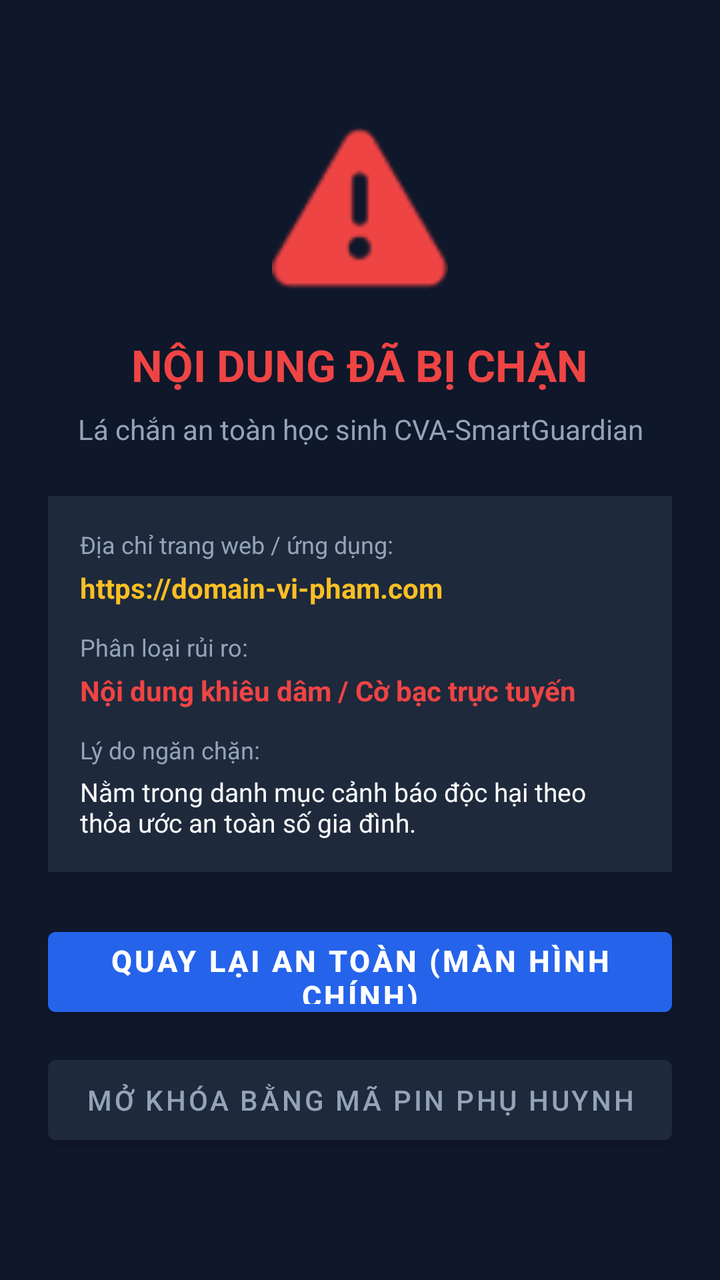
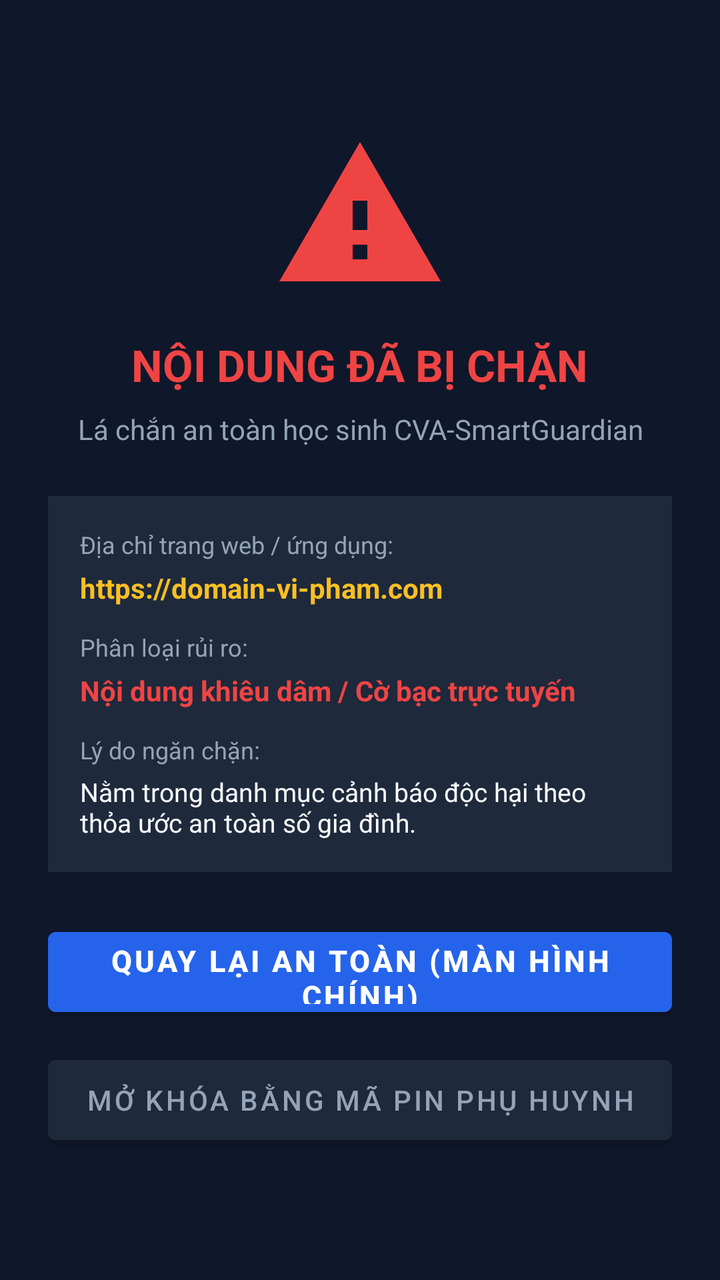

Before-and-after screenshots of an Android layout around one commit, followed by the original layout XML and the change that was made.
<!-- AndroidManifest.xml: activity theme Theme.Material3.DayNight.NoActionBar -->
<!-- res/layout/activity_blocked.xml -->
<?xml version="1.0" encoding="utf-8"?>
<LinearLayout xmlns:android="http://schemas.android.com/apk/res/android"
    android:layout_width="match_parent"
    android:layout_height="match_parent"
    android:orientation="vertical"
    android:gravity="center"
    android:padding="24dp"
    android:background="@color/background">

    
    <ImageView
        android:layout_width="88dp"
        android:layout_height="88dp"
        android:src="@android:drawable/ic_dialog_alert"
        android:contentDescription="Lá chắn an toàn"
        android:tint="@color/danger"
        android:layout_marginBottom="16dp" />

    <TextView
        android:layout_width="wrap_content"
        android:layout_height="wrap_content"
        android:text="NỘI DUNG ĐÃ BỊ CHẶN"
        android:textColor="@color/danger"
        android:textSize="22sp"
        android:textStyle="bold"
        android:gravity="center"
        android:layout_marginBottom="8dp" />

    <TextView
        android:layout_width="wrap_content"
        android:layout_height="wrap_content"
        android:text="Lá chắn an toàn học sinh CVA-SmartGuardian"
        android:textColor="@color/text_muted"
        android:textSize="14sp"
        android:gravity="center"
        android:layout_marginBottom="24dp" />

    
    <LinearLayout
        android:layout_width="match_parent"
        android:layout_height="wrap_content"
        android:orientation="vertical"
        android:background="@color/surface"
        android:padding="16dp"
        android:layout_marginBottom="24dp">

        <TextView
            android:layout_width="wrap_content"
            android:layout_height="wrap_content"
            android:text="Địa chỉ trang web / ứng dụng:"
            android:textColor="@color/text_muted"
            android:textSize="12sp"
            android:layout_marginBottom="4dp" />

        <TextView
            android:id="@+id/tvBlockedUrl"
            android:layout_width="match_parent"
            android:layout_height="wrap_content"
            android:text="https://domain-vi-pham.com"
            android:textColor="@color/accent_gold"
            android:textSize="14sp"
            android:textStyle="bold"
            android:ellipsize="middle"
            android:singleLine="true"
            android:layout_marginBottom="12dp" />

        <TextView
            android:layout_width="wrap_content"
            android:layout_height="wrap_content"
            android:text="Phân loại rủi ro:"
            android:textColor="@color/text_muted"
            android:textSize="12sp"
            android:layout_marginBottom="4dp" />

        <TextView
            android:id="@+id/tvCategory"
            android:layout_width="wrap_content"
            android:layout_height="wrap_content"
            android:text="Nội dung khiêu dâm / Cờ bạc trực tuyến"
            android:textColor="@color/danger"
            android:textSize="14sp"
            android:textStyle="bold"
            android:layout_marginBottom="12dp" />

        <TextView
            android:layout_width="wrap_content"
            android:layout_height="wrap_content"
            android:text="Lý do ngăn chặn:"
            android:textColor="@color/text_muted"
            android:textSize="12sp"
            android:layout_marginBottom="4dp" />

        <TextView
            android:id="@+id/tvReason"
            android:layout_width="match_parent"
            android:layout_height="wrap_content"
            android:text="Nằm trong danh mục cảnh báo độc hại theo thỏa ước an toàn số gia đình."
            android:textColor="@color/text_main"
            android:textSize="13sp" />
    </LinearLayout>

    
    <Button
        android:id="@+id/btnBackSafe"
        android:layout_width="match_parent"
        android:layout_height="52dp"
        android:text="Quay Lại An Toàn (Màn hình chính)"
        android:textColor="@color/on_primary"
        android:backgroundTint="@color/primary"
        android:textSize="15sp"
        android:textStyle="bold"
        android:layout_marginBottom="12dp" />

    
    <Button
        android:id="@+id/btnUnlockPin"
        android:layout_width="match_parent"
        android:layout_height="52dp"
        android:text="Mở Khóa Bằng Mã PIN Phụ Huynh"
        android:textColor="@color/text_muted"
        android:backgroundTint="@color/surface"
        android:textSize="14sp" />

</LinearLayout>
<!-- resources referenced by this layout -->
<resources>
  <color name="accent_gold">#FBBF24</color>
  <color name="background">#0F172A</color>
  <color name="danger">#EF4444</color>
  <color name="on_primary">#FFFFFF</color>
  <color name="primary">#2563EB</color>
  <color name="surface">#1E293B</color>
  <color name="text_main">#F8FAFC</color>
  <color name="text_muted">#94A3B8</color>
  <style name="Theme.Material3.DayNight.NoActionBar" parent="Theme.MaterialComponents.DayNight.NoActionBar">
          <item name="colorPrimary">@color/primary</item>
          <item name="colorPrimaryVariant">@color/primary_variant</item>
          <item name="colorOnPrimary">@color/on_primary</item>
          <item name="android:windowBackground">@color/background</item>
          <item name="android:statusBarColor">@color/background</item>
      </style>
  <color name="primary_variant">#1D4ED8</color>
</resources>

<!-- the commit's change to res/layout/activity_blocked.xml (unified diff, before → after) -->
@@ -11,7 +11,7 @@
     <ImageView
         android:layout_width="88dp"
         android:layout_height="88dp"
-        android:src="@android:drawable/ic_dialog_alert"
+        android:src="@drawable/ic_alert"
         android:contentDescription="Lá chắn an toàn"
         android:tint="@color/danger"
         android:layout_marginBottom="16dp" />
<!-- resource entries referenced after the edit -->
@@ -8,6 +8,16 @@
   <color name="surface">#1E293B</color>
   <color name="text_main">#F8FAFC</color>
   <color name="text_muted">#94A3B8</color>
+  <!-- drawable ic_alert (drawable) -->
+  ﻿<vector xmlns:android="http://schemas.android.com/apk/res/android"
+      android:width="64dp"
+      android:height="64dp"
+      android:viewportWidth="24"
+      android:viewportHeight="24">
+      <path
+          android:fillColor="#EF4444"
+          android:pathData="M1,21h22L12,2 1,21zM13,18h-2v-2h2v2zM13,14h-2v-4h2v4z" />
+  </vector>
   <style name="Theme.Material3.DayNight.NoActionBar" parent="Theme.MaterialComponents.DayNight.NoActionBar">
           <item name="colorPrimary">@color/primary</item>
           <item name="colorPrimaryVariant">@color/primary_variant</item>
